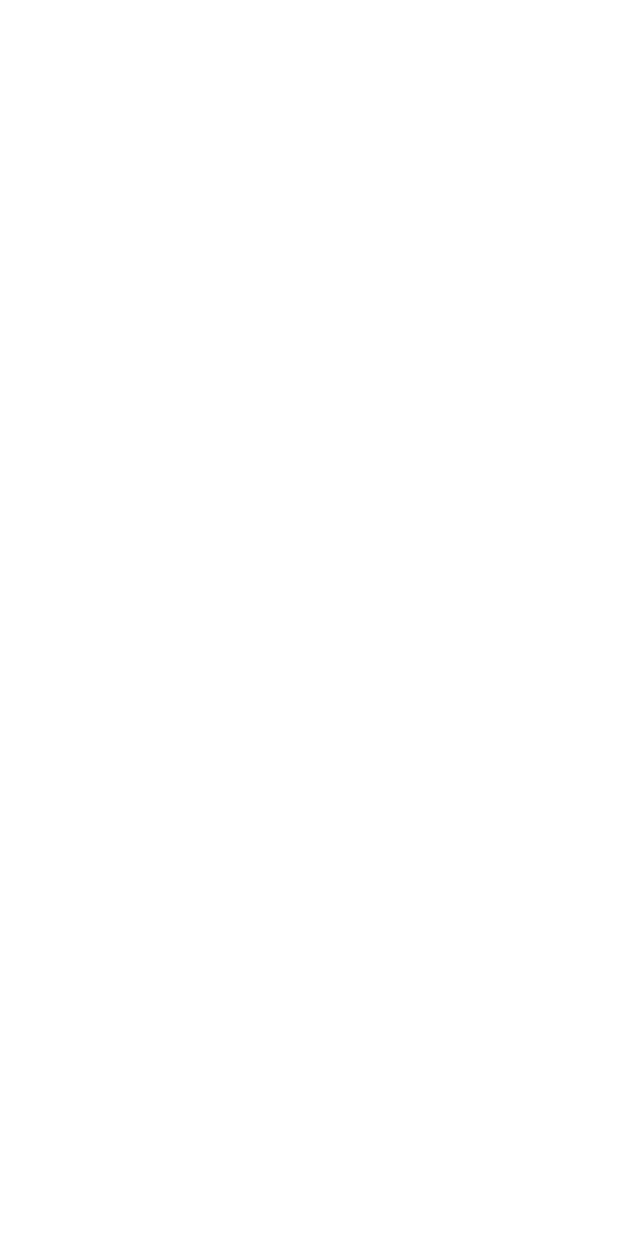
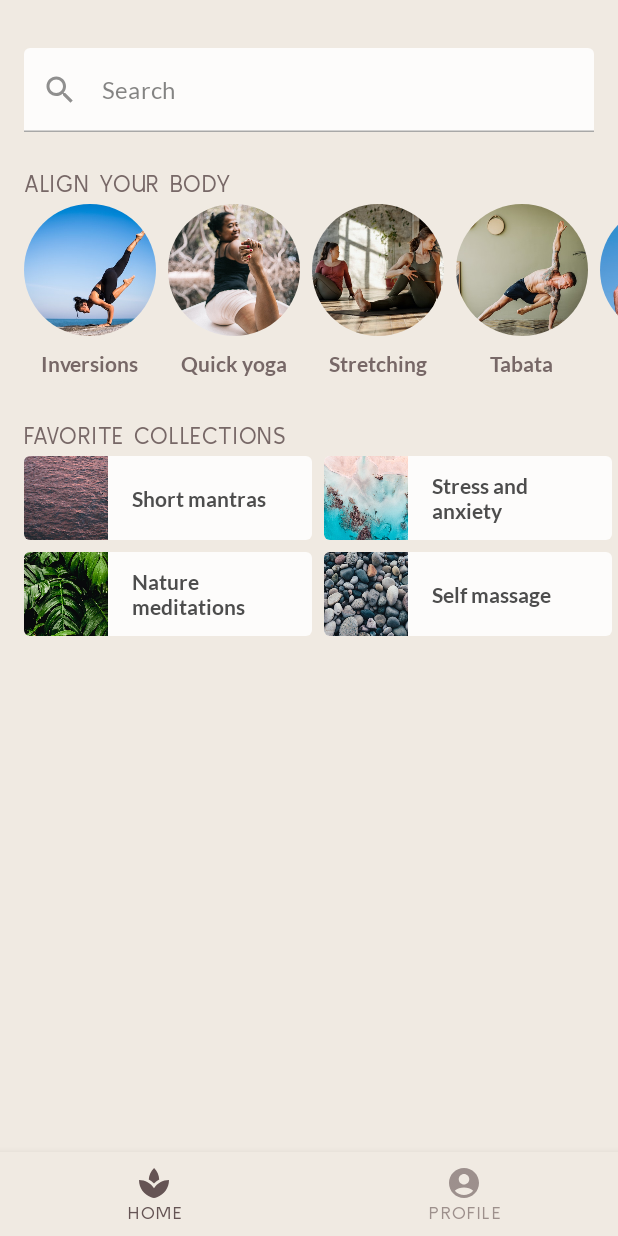
Before and after one commit to dscoppelletti/ComposeBasicLayoutsCodelab, an Android app built with Jetpack Compose: the screen it shows after launch (MainActivity), on a phone screen of 412 x 824 dp. Before the commit the screen is empty. Run offline under Robolectric (Android 15) with nearby library versions, the phone set to English and light mode, and no system bars.

Commit message:
12. MySoothe App - Scaffold

```diff
--- a/app/src/main/java/com/codelab/basiclayouts/MainActivity.kt
+++ b/app/src/main/java/com/codelab/basiclayouts/MainActivity.kt
@@ -46,6 +46,7 @@ import androidx.compose.material.BottomNavigation
 import androidx.compose.material.BottomNavigationItem
 import androidx.compose.material.Icon
 import androidx.compose.material.MaterialTheme
+import androidx.compose.material.Scaffold
 import androidx.compose.material.Surface
 import androidx.compose.material.Text
 import androidx.compose.material.TextField
@@ -352,10 +353,19 @@ private fun SootheBottomNavigation(modifier: Modifier = Modifier) {
     }
 }
 
-// Step: MySoothe App - Scaffold
+// Step 12: MySoothe App - Scaffold
 @Composable
 fun MySootheApp() {
-    // Implement composable here
+    MySootheTheme {
+        // Scaffold gives you a top-level configurable composable for apps that
+        // implement Material design. It contains slots for various Material
+        // concepts, one of which is the bottom bar.
+        Scaffold(
+            bottomBar = { SootheBottomNavigation() }
+        ) { padding ->
+            HomeScreen(Modifier.padding(padding))
+        }
+    }
 }
 
 private val alignYourBodyData = listOf(
```
